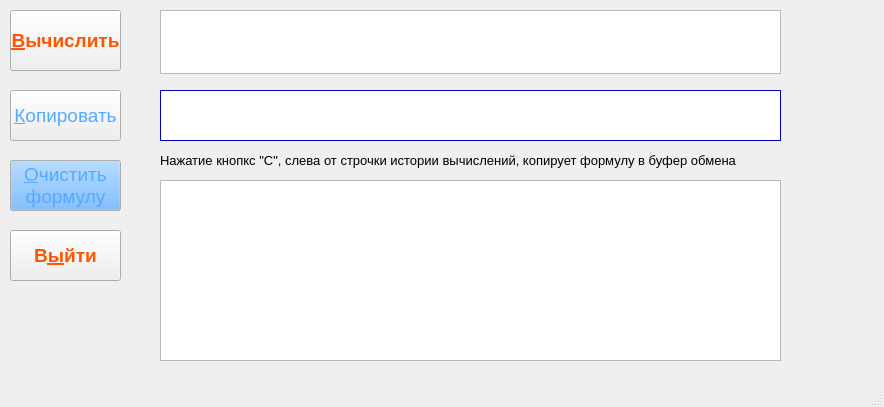
Before: the Qt Designer form Calc.ui in LeonidBolshakov/Calc, drawn with Qt 5.
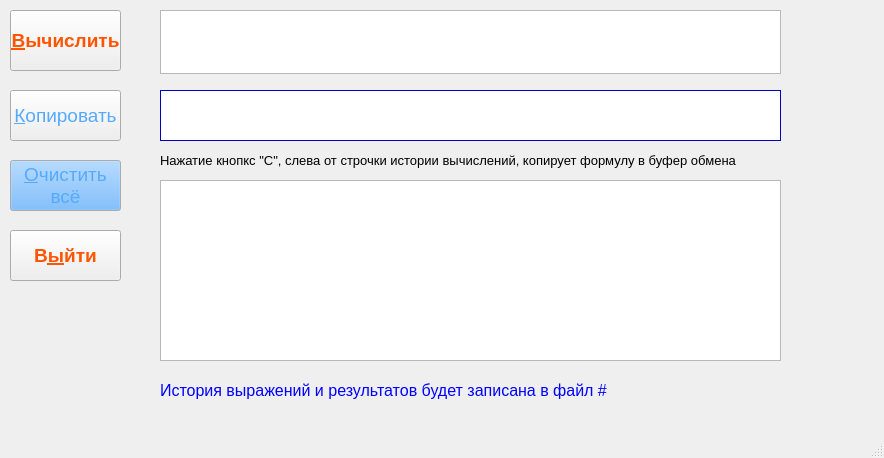
After: the same form once the commit is applied.

Commit message: Ver 0.2 Output and input of results history

The edit to the form file:
```diff
--- a/Calc.ui
+++ b/Calc.ui
@@ -7,7 +7,7 @@
     <x>0</x>
     <y>0</y>
     <width>884</width>
-    <height>407</height>
+    <height>458</height>
    </rect>
   </property>
   <property name="sizePolicy">
@@ -22,6 +22,43 @@
     <height>32</height>
    </size>
   </property>
+  <property name="palette">
+   <palette>
+    <active>
+     <colorrole role="Text">
+      <brush brushstyle="SolidPattern">
+       <color alpha="255">
+        <red>0</red>
+        <green>0</green>
+        <blue>255</blue>
+       </color>
+      </brush>
+     </colorrole>
+    </active>
+    <inactive>
+     <colorrole role="Text">
+      <brush brushstyle="SolidPattern">
+       <color alpha="255">
+        <red>0</red>
+        <green>0</green>
+        <blue>255</blue>
+       </color>
+      </brush>
+     </colorrole>
+    </inactive>
+    <disabled>
+     <colorrole role="Text">
+      <brush brushstyle="SolidPattern">
+       <color alpha="255">
+        <red>120</red>
+        <green>120</green>
+        <blue>120</blue>
+       </color>
+      </brush>
+     </colorrole>
+    </disabled>
+   </palette>
+  </property>
   <property name="font">
    <font>
     <pointsize>12</pointsize>
@@ -713,7 +750,7 @@
     </property>
     <property name="text">
      <string>&amp;Очистить
-формулу</string>
+всё</string>
     </property>
    </widget>
    <widget class="QPushButton" name="btnExit">
@@ -773,6 +810,113 @@
      <string>В&amp;ыйти</string>
     </property>
    </widget>
+   <widget class="QLabel" name="lblInf2">
+    <property name="geometry">
+     <rect>
+      <x>160</x>
+      <y>370</y>
+      <width>621</width>
+      <height>41</height>
+     </rect>
+    </property>
+    <property name="palette">
+     <palette>
+      <active>
+       <colorrole role="WindowText">
+        <brush brushstyle="SolidPattern">
+         <color alpha="255">
+          <red>0</red>
+          <green>0</green>
+          <blue>255</blue>
+         </color>
+        </brush>
+       </colorrole>
+       <colorrole role="Text">
+        <brush brushstyle="SolidPattern">
+         <color alpha="255">
+          <red>0</red>
+          <green>0</green>
+          <blue>255</blue>
+         </color>
+        </brush>
+       </colorrole>
+       <colorrole role="ButtonText">
+        <brush brushstyle="SolidPattern">
+         <color alpha="255">
+          <red>0</red>
+          <green>0</green>
+          <blue>255</blue>
+         </color>
+        </brush>
+       </colorrole>
+      </active>
+      <inactive>
+       <colorrole role="WindowText">
+        <brush brushstyle="SolidPattern">
+         <color alpha="255">
+          <red>0</red>
+          <green>0</green>
+          <blue>255</blue>
+         </color>
+        </brush>
+       </colorrole>
+       <colorrole role="Text">
+        <brush brushstyle="SolidPattern">
+         <color alpha="255">
+          <red>0</red>
+          <green>0</green>
+          <blue>255</blue>
+         </color>
+        </brush>
+       </colorrole>
+       <colorrole role="ButtonText">
+        <brush brushstyle="SolidPattern">
+         <color alpha="255">
+          <red>0</red>
+          <green>0</green>
+          <blue>255</blue>
+         </color>
+        </brush>
+       </colorrole>
+      </inactive>
+      <disabled>
+       <colorrole role="WindowText">
+        <brush brushstyle="SolidPattern">
+         <color alpha="255">
+          <red>0</red>
+          <green>0</green>
+          <blue>255</blue>
+         </color>
+        </brush>
+       </colorrole>
+       <colorrole role="Text">
+        <brush brushstyle="SolidPattern">
+         <color alpha="255">
+          <red>0</red>
+          <green>0</green>
+          <blue>255</blue>
+         </color>
+        </brush>
+       </colorrole>
+       <colorrole role="ButtonText">
+        <brush brushstyle="SolidPattern">
+         <color alpha="255">
+          <red>0</red>
+          <green>0</green>
+          <blue>255</blue>
+         </color>
+        </brush>
+       </colorrole>
+      </disabled>
+     </palette>
+    </property>
+    <property name="styleSheet">
+     <string notr="true">color: rgb(0, 0, 255)</string>
+    </property>
+    <property name="text">
+     <string>История выражений и результатов будет записана в файл #</string>
+    </property>
+   </widget>
   </widget>
   <widget class="QMenuBar" name="menubar">
    <property name="geometry">
```
Left out of the diff: 2 changed lines with no effect on the pictures. The commit also changes 2 other files.
